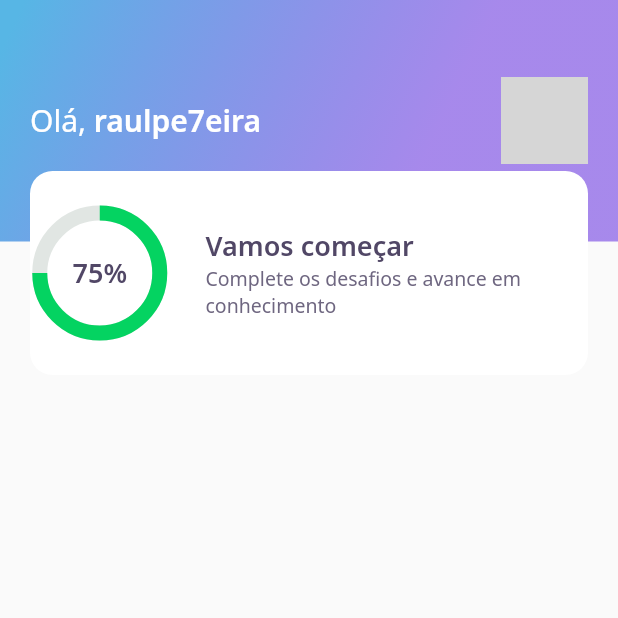
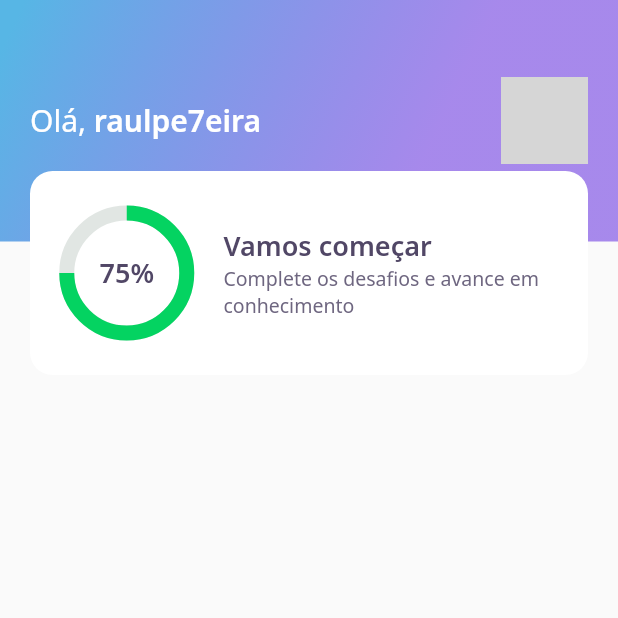
Before and after one commit to raulpe7eira/dev-quiz-app, a Flutter app: the screen it shows after launch, on a phone screen of 412 x 824 dp, the top half of it. Run offline on Flutter 3.47's test engine with Material 2 defaults, Android fonts, the phone set to English and light mode, and no system bars; our stand-ins replace google_fonts; network calls fail; grey boxes are pictures that could not be loaded.

Commit message:
update style score card

```diff
--- a/lib/home/widgets/score_card/score_card_widget.dart
+++ b/lib/home/widgets/score_card/score_card_widget.dart
@@ -7,13 +7,15 @@ class ScoreCardWidget extends StatelessWidget {
   @override
   Widget build(BuildContext context) {
     return Padding(
-      padding: const EdgeInsets.only(left: 20, right: 20, top: 14),
+      padding: const EdgeInsets.only(left: 20, right: 20),
       child: Container(
         height: 136,
         decoration: BoxDecoration(
           color: AppColors.white,
           borderRadius: BorderRadius.circular(15),
         ),
+        child: Padding(
+          padding: const EdgeInsets.symmetric(horizontal: 24),
           child: Row(
             crossAxisAlignment: CrossAxisAlignment.center,
             children: [
@@ -44,6 +46,7 @@ class ScoreCardWidget extends StatelessWidget {
             ],
           ),
         ),
+      ),
     );
   }
 }
```
Lines whose indentation alone changed are shown as unchanged.
